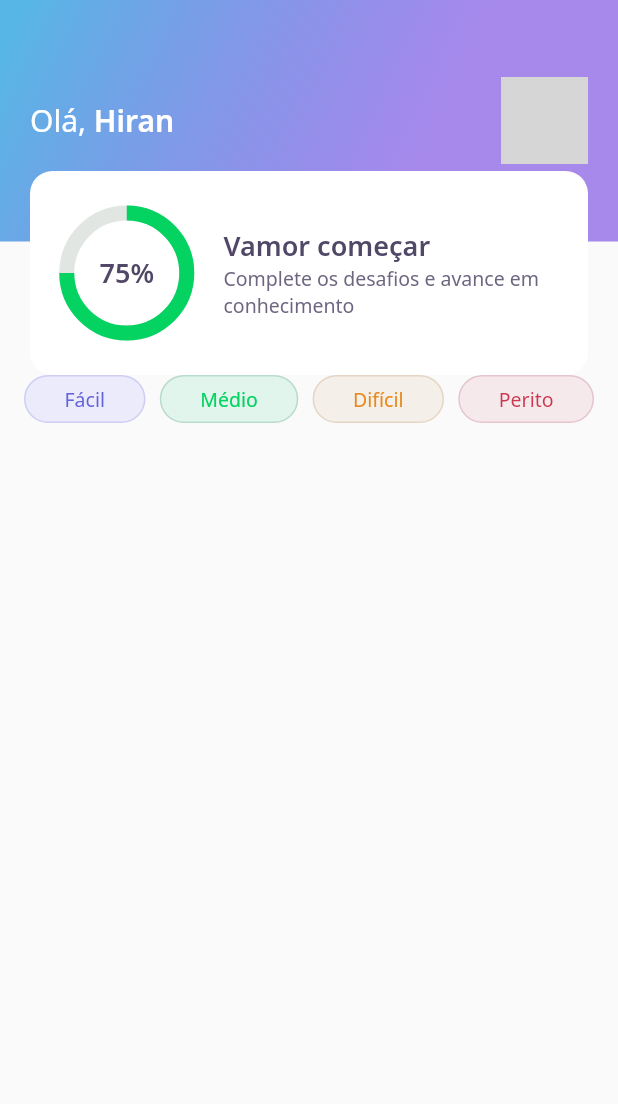
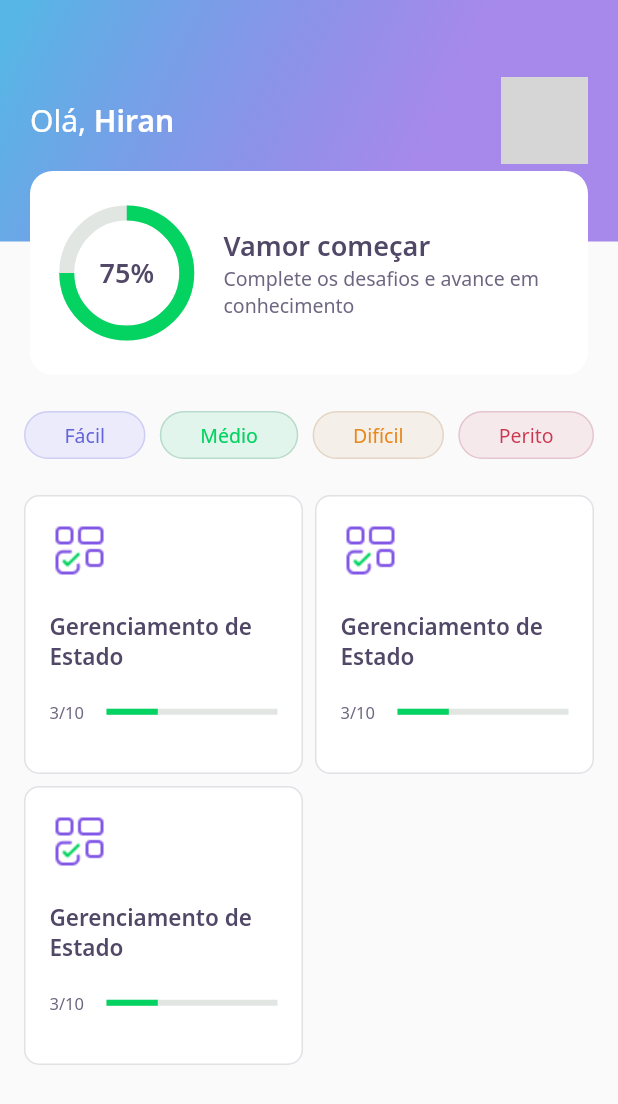
Before and after one commit to hbarbosa02/NLW-05-Trilha_Flutter, a Flutter app: the screen it shows after launch, on a phone screen of 412 x 824 dp. Shown: the top 1104 px of the screen. Run offline on Flutter 3.47's test engine with Material 2 defaults, Android fonts, the phone set to English and light mode, and no system bars; our stand-ins replace google_fonts; network calls fail; grey boxes are pictures that could not be loaded.

Commit message:
layout home finalizado

```diff
--- a/devquiz/lib/home/home_page.dart
+++ b/devquiz/lib/home/home_page.dart
@@ -1,5 +1,6 @@
 import 'package:DevQuiz/home/widgets/appbar/app_bar_widget.dart';
 import 'package:DevQuiz/home/widgets/level_button/level_button_widget.dart';
+import 'package:DevQuiz/home/widgets/quiz_card/quiz_card_widget.dart';
 import 'package:flutter/material.dart';
 
 class HomePage extends StatefulWidget {
@@ -16,7 +17,10 @@ class _HomePageState extends State<HomePage> {
       appBar: AppBarWidget(),
       body: Padding(
         padding: const EdgeInsets.symmetric(horizontal: 16),
-        child: Row(
+        child: Column(
+          children: [
+            SizedBox(height: 24),
+            Row(
               mainAxisAlignment: MainAxisAlignment.spaceBetween,
               children: [
                 LevelButtonWidget(
@@ -30,7 +34,22 @@ class _HomePageState extends State<HomePage> {
                 ),
                 LevelButtonWidget(
                   label: "Perito",
-            )
+                ),
+              ],
+            ),
+            SizedBox(height: 24),
+            Expanded(
+              child: GridView.count(
+                crossAxisSpacing: 8,
+                mainAxisSpacing: 8,
+                crossAxisCount: 2,
+                children: [
+                  QuizCardWidget(),
+                  QuizCardWidget(),
+                  QuizCardWidget(),
+                ],
+              ),
+            ),
           ],
         ),
       ),
--- /dev/null
+++ b/devquiz/lib/home/widgets/quiz_card/quiz_card_widget.dart
@@ -0,0 +1,56 @@
+import 'package:DevQuiz/core/app_colors.dart';
+import 'package:DevQuiz/core/app_images.dart';
+import 'package:DevQuiz/core/app_text_styles.dart';
+import 'package:flutter/material.dart';
+
+class QuizCardWidget extends StatelessWidget {
+  const QuizCardWidget({Key? key}) : super(key: key);
+
+  @override
+  Widget build(BuildContext context) {
+    return Container(
+      padding: EdgeInsets.all(16),
+      decoration: BoxDecoration(
+        border: Border.fromBorderSide(BorderSide(color: AppColors.border)),
+        color: AppColors.white,
+        borderRadius: BorderRadius.circular(10),
+      ),
+      child: Column(
+        crossAxisAlignment: CrossAxisAlignment.start,
+        children: [
+          Container(
+            height: 40,
+            width: 40,
+            child: Image.asset(AppImages.blocks),
+          ),
+          SizedBox(height: 20),
+          Text(
+            'Gerenciamento de Estado',
+            style: AppTextStyles.heading15,
+          ),
+          SizedBox(height: 20),
+          Row(
+            children: [
+              Expanded(
+                flex: 1,
+                child: Text(
+                  "3/10",
+                  style: AppTextStyles.body11,
+                ),
+              ),
+              Expanded(
+                flex: 3,
+                child: LinearProgressIndicator(
+                  value: 0.3,
+                  backgroundColor: AppColors.chartSecondary,
+                  valueColor:
+                      AlwaysStoppedAnimation<Color>(AppColors.chartPrimary),
+                ),
+              )
+            ],
+          )
+        ],
+      ),
+    );
+  }
+}
```
Lines whose indentation alone changed are shown as unchanged.
